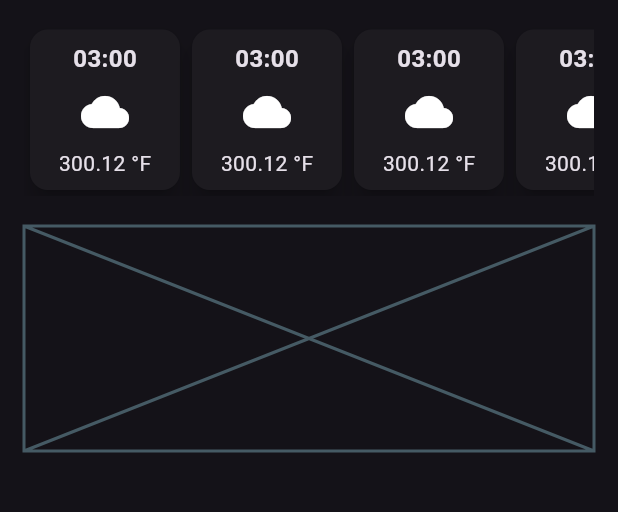
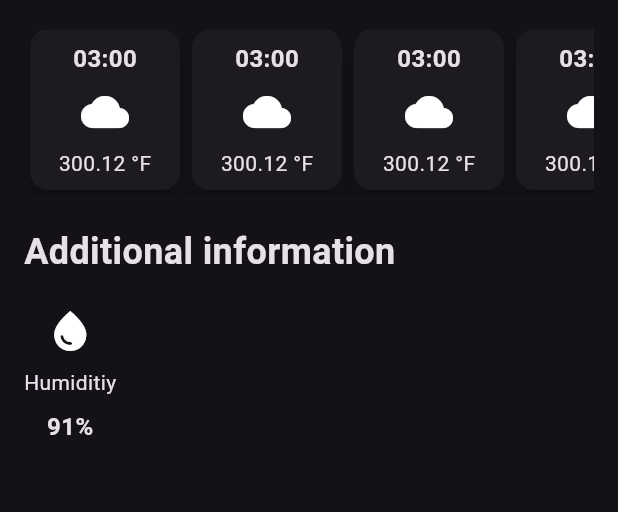
Before and after one commit to ppawlusiak/weather_app, a Flutter app: the screen it shows after launch, on a phone screen of 412 x 824 dp, the part 506-1018 px from its top. Run offline on Flutter 3.47's test engine with Material 3 defaults, Android fonts, the phone set to English and light mode, and no system bars.

Commit message:
Create additional information card

```diff
--- a/lib/weather_screen.dart
+++ b/lib/weather_screen.dart
@@ -1,6 +1,7 @@
 import 'dart:ui';
 
 import 'package:flutter/material.dart';
+import 'package:flutter/widgets.dart';
 
 class WeatherScreen extends StatelessWidget {
   const WeatherScreen({super.key});
@@ -108,8 +109,41 @@ class WeatherScreen extends StatelessWidget {
               height: 20,
             ),
             // additional information
-            const Placeholder(
-              fallbackHeight: 150,
+            const Text(
+              'Additional information',
+              style: TextStyle(
+                fontSize: 24,
+                fontWeight: FontWeight.bold,
+              ),
+            ),
+            const SizedBox(
+              height: 20,
+            ),
+            const Row(
+              children: [
+                Column(
+                  children: [
+                    Icon(
+                      Icons.water_drop,
+                      size: 32,
+                    ),
+                    SizedBox(
+                      height: 8,
+                    ),
+                    Text('Humiditiy'),
+                    SizedBox(
+                      height: 8,
+                    ),
+                    Text(
+                      '91%',
+                      style: TextStyle(
+                        fontSize: 16,
+                        fontWeight: FontWeight.bold,
+                      ),
+                    )
+                  ],
+                )
+              ],
             )
           ],
         ),
```
